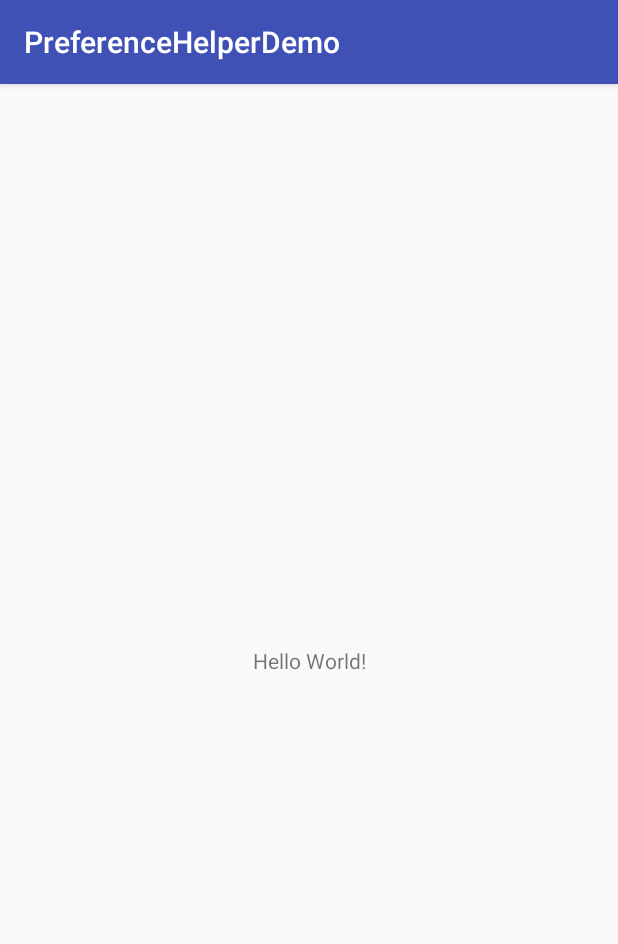
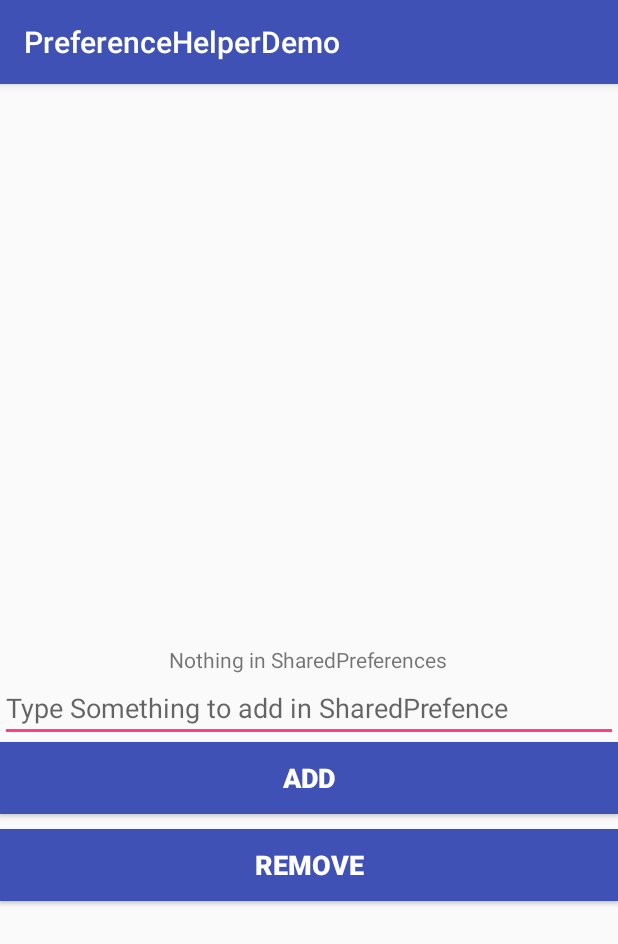
Before and after one commit to Akashkamble/PreferenceHelper, an Android app: the screen it shows after launch (MainActivity), on a phone screen of 412 x 824 dp. Shown: the top 944 px of the screen. Run offline under Robolectric (Android 15) with nearby library versions, the phone set to English and light mode, and no system bars.

```diff
--- a/app/build.gradle
+++ b/app/build.gradle
@@ -26,5 +26,6 @@ dependencies {
     })
     compile 'com.android.support:appcompat-v7:25.3.1'
     compile 'com.android.support.constraint:constraint-layout:1.0.2'
+    compile 'com.github.Akashkamble:PreferenceHelper:1.0.0'
     testCompile 'junit:junit:4.12'
 }
--- a/app/src/main/java/com/akash/preferencehelperdemo/MainActivity.java
+++ b/app/src/main/java/com/akash/preferencehelperdemo/MainActivity.java
@@ -2,13 +2,47 @@ package com.akash.preferencehelperdemo;
 
 import android.support.v7.app.AppCompatActivity;
 import android.os.Bundle;
+import android.view.View;
+import android.widget.Button;
+import android.widget.EditText;
+import android.widget.TextView;
+
+import com.akash.preferencehelper.PreferenceHelper;
 
 public class MainActivity extends AppCompatActivity {
+    public static final String KEY = "Key";
+    TextView sharedTextView;
+    EditText sharedEdittext;
+    Button add,remove;
 
     @Override
     protected void onCreate(Bundle savedInstanceState) {
         super.onCreate(savedInstanceState);
         setContentView(R.layout.activity_main);
-
+        PreferenceHelper.initialize(this);
+        sharedTextView = (TextView) findViewById(R.id.preferenceTv);
+        sharedEdittext = (EditText) findViewById(R.id.sharedEditText);
+        if (PreferenceHelper.get(KEY) == null) {
+            sharedTextView.setText("Nothing in SharedPreferences");
+        }
+        remove = (Button) findViewById(R.id.deleteFromSharedPreference);
+        add = (Button) findViewById(R.id.addToSharedPreference);
+        add.setOnClickListener(new View.OnClickListener() {
+            @Override
+            public void onClick(View v) {
+                String value = sharedEdittext.getText().toString();
+                PreferenceHelper.save(KEY, value);
+                sharedTextView.setText(PreferenceHelper.get(KEY));
+            }
+        });
+        remove.setOnClickListener(new View.OnClickListener() {
+            @Override
+            public void onClick(View v) {
+                PreferenceHelper.removeKey(KEY);
+                if (PreferenceHelper.get(KEY) == null) {
+                    sharedTextView.setText("Nothing in SharedPreferences");
+                }
+            }
+        });
     }
 }
--- a/app/src/main/res/layout/activity_main.xml
+++ b/app/src/main/res/layout/activity_main.xml
@@ -1,5 +1,5 @@
 <?xml version="1.0" encoding="utf-8"?>
-<android.support.constraint.ConstraintLayout xmlns:android="http://schemas.android.com/apk/res/android"
+<RelativeLayout xmlns:android="http://schemas.android.com/apk/res/android"
     xmlns:app="http://schemas.android.com/apk/res-auto"
     xmlns:tools="http://schemas.android.com/tools"
     android:layout_width="match_parent"
@@ -7,12 +7,39 @@
     tools:context="com.akash.preferencehelperdemo.MainActivity">
 
     <TextView
+        android:id="@+id/preferenceTv"
         android:layout_width="wrap_content"
         android:layout_height="wrap_content"
-        android:text="Hello World!"
-        app:layout_constraintBottom_toBottomOf="parent"
-        app:layout_constraintLeft_toLeftOf="parent"
-        app:layout_constraintRight_toRightOf="parent"
-        app:layout_constraintTop_toTopOf="parent" />
+        android:layout_centerInParent="true"
+        android:text="Hello World!" />
 
-</android.support.constraint.ConstraintLayout>
+    <EditText
+        android:id="@+id/sharedEditText"
+        android:layout_width="match_parent"
+        android:layout_height="wrap_content"
+        android:layout_below="@+id/preferenceTv"
+        android:hint="Type Something to add in SharedPrefence" />
+
+    <Button
+        android:id="@+id/addToSharedPreference"
+        android:layout_width="match_parent"
+        android:layout_height="wrap_content"
+        android:layout_below="@+id/sharedEditText"
+        android:background="@color/colorPrimary"
+        android:text="Add"
+        android:textColor="#FFF"
+        android:textSize="18sp"
+        android:textStyle="bold"
+        android:layout_marginBottom="10dp"/>
+    <Button
+        android:id="@+id/deleteFromSharedPreference"
+        android:layout_width="match_parent"
+        android:layout_height="wrap_content"
+        android:layout_below="@+id/addToSharedPreference"
+        android:background="@color/colorPrimary"
+        android:text="Remove"
+        android:textColor="#FFF"
+        android:textSize="18sp"
+        android:textStyle="bold" />
+
+</RelativeLayout>
--- a/build.gradle
+++ b/build.gradle
@@ -15,6 +15,7 @@ buildscript {
 allprojects {
     repositories {
         jcenter()
+        maven { url 'https://jitpack.io' }
     }
 }
 
--- a/preferencehelper/src/main/java/com/akash/preferencehelper/PreferenceHelper.java
+++ b/preferencehelper/src/main/java/com/akash/preferencehelper/PreferenceHelper.java
@@ -3,59 +3,71 @@ package com.akash.preferencehelper;
 import android.content.Context;
 import android.content.SharedPreferences;
 import android.preference.PreferenceManager;
+import android.util.Log;
+import android.widget.Toast;
 
 /**
  * Created by akash on 15-07-2017.
  */
 
 public class PreferenceHelper {
-    private static Context context=null;
+    private static final String TAG =PreferenceHelper.class.getSimpleName() ;
+    private static Context context = null;
     private static SharedPreferences preferences;
     private static SharedPreferences.Editor editor;
 
-    public PreferenceHelper(){
+    public PreferenceHelper() {
     }
-    public static Context getContext(){
+
+    public static Context getContext() {
         return context;
     }
-    public static void initialize(Context ctx){
-        if(context==null){
-            context=ctx;
+
+    public static void initialize(Context ctx) {
+        if (context == null) {
+            context = ctx;
         }
 
-        if(null==preferences){
-            preferences= PreferenceManager.getDefaultSharedPreferences(context);
+        if (null == preferences) {
+            preferences = PreferenceManager.getDefaultSharedPreferences(context);
         }
 
-        if(null==editor){
-            editor=preferences.edit();
+        if (null == editor) {
+            editor = preferences.edit();
         }
     }
 
-    public static void save(String key,String value){
-        editor.putString(key,value);
+    public static void save(String key, String value) {
+        editor.putString(key, value);
         editor.commit();
     }
-    public static void save(String key,int value){
-        save(key,String.valueOf(value));
-    }
-    public static void save(String key,float value){
-        save(key,String.valueOf(value));
-    }
-    public static void save(String key,long value){
-        save(key,String.valueOf(value));
+
+    public static void save(String key, int value) {
+        save(key, String.valueOf(value));
     }
 
-    public static String get(String key){
-        return preferences.getString(key,(String) null);
+    public static void save(String key, float value) {
+        save(key, String.valueOf(value));
     }
 
-    public static Boolean contains(String key){
+    public static void save(String key, long value) {
+        save(key, String.valueOf(value));
+    }
+
+    public static String get(String key) {
+        return preferences.getString(key, (String) null);
+    }
+
+    public static Boolean contains(String key) {
         return Boolean.valueOf(preferences.contains(key));
     }
 
-    public static void removeKey(String key){
-        editor.remove(key);
-        editor.commit();
+    public static void removeKey(String key) {
+        if (PreferenceHelper.contains(key)) {
+            editor.remove(key);
+            editor.commit();
+        } else {
+            Log.e(TAG, "removeKey: Key is not available in SharedPreferences" );
+        }
     }
 }
```
